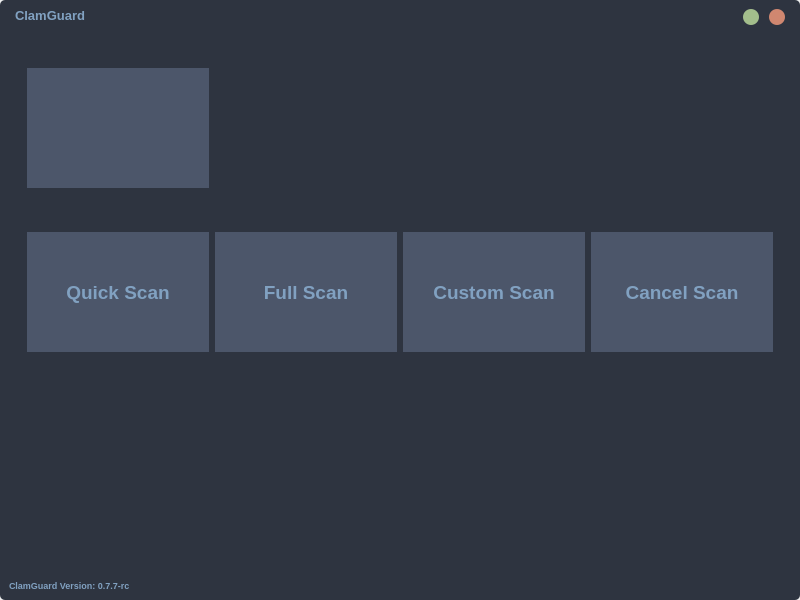
Before: the Qt Designer form mainWindow.ui in 5trange/ClamGuard, drawn with Qt 5.
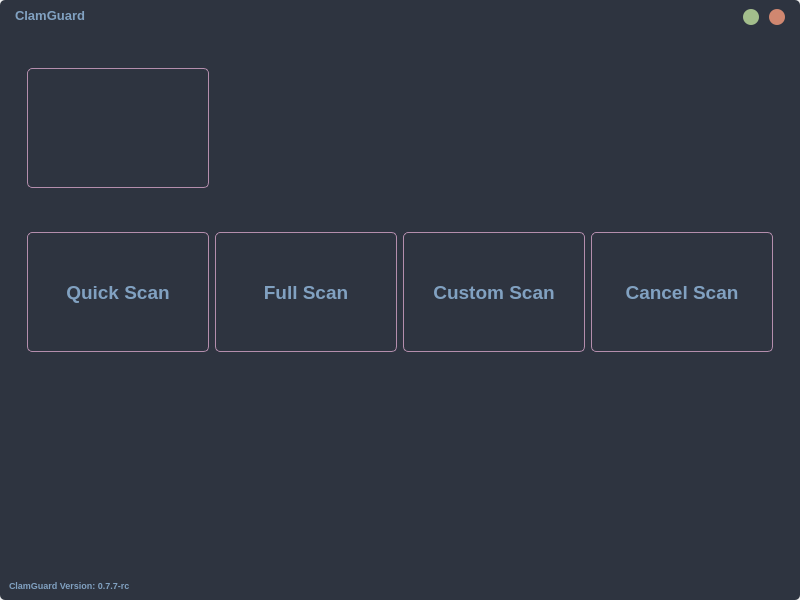
After: the same form once the commit is applied. The open tabs and pages were chosen to show the change. Icons and pictures are not drawn.

What changed in the file:
```diff
--- a/mainWindow.ui
+++ b/mainWindow.ui
@@ -662,10 +662,10 @@
                  <property name="styleSheet">
                   <string notr="true">QPushButton
 {
-	border: 0px solid #81a1c1;
-	border-radius: 0px;
+	border: 1px solid #b48ead;
+	border-radius: 5px;
 	color: #81a1c1;
-	background-color: #4c566a;
+	background-color: #2e3440;
 }
 QPushButton:hover
 {
@@ -740,10 +740,10 @@
                    <property name="styleSheet">
                     <string notr="true">QPushButton
 {
-	border: 0px solid #81a1c1;
-	border-radius: 0px;
+	border: 1px solid #b48ead;
+	border-radius: 5px;
 	color: #81a1c1;
-	background-color: #4c566a;
+	background-color: #2e3440;
 }
 QPushButton:hover
 {
@@ -779,10 +779,10 @@
                    <property name="styleSheet">
                     <string notr="true">QPushButton
 {
-	border: 0px solid #81a1c1;
-	border-radius: 0px;
+	border: 1px solid #b48ead;
+	border-radius: 5px;
 	color: #81a1c1;
-	background-color: #4c566a;
+	background-color: #2e3440;
 }
 QPushButton:hover
 {
@@ -818,10 +818,10 @@
                    <property name="styleSheet">
                     <string notr="true">QPushButton
 {
-	border: 0px solid #81a1c1;
-	border-radius: 0px;
+	border: 1px solid #b48ead;
+	border-radius: 5px;
 	color: #81a1c1;
-	background-color: #4c566a;
+	background-color: #2e3440;
 }
 QPushButton:hover
 {
@@ -854,10 +854,10 @@
                    <property name="styleSheet">
                     <string notr="true">QPushButton
 {
-	border: 0px solid #81a1c1;
-	border-radius: 0px;
+	border: 1px solid #b48ead;
+	border-radius: 5px;
 	color: #81a1c1;
-	background-color: #4c566a;
+	background-color: #2e3440;
 }
 QPushButton:hover
 {
```
Left out of the diff: 56 changed lines with no effect on the pictures.
